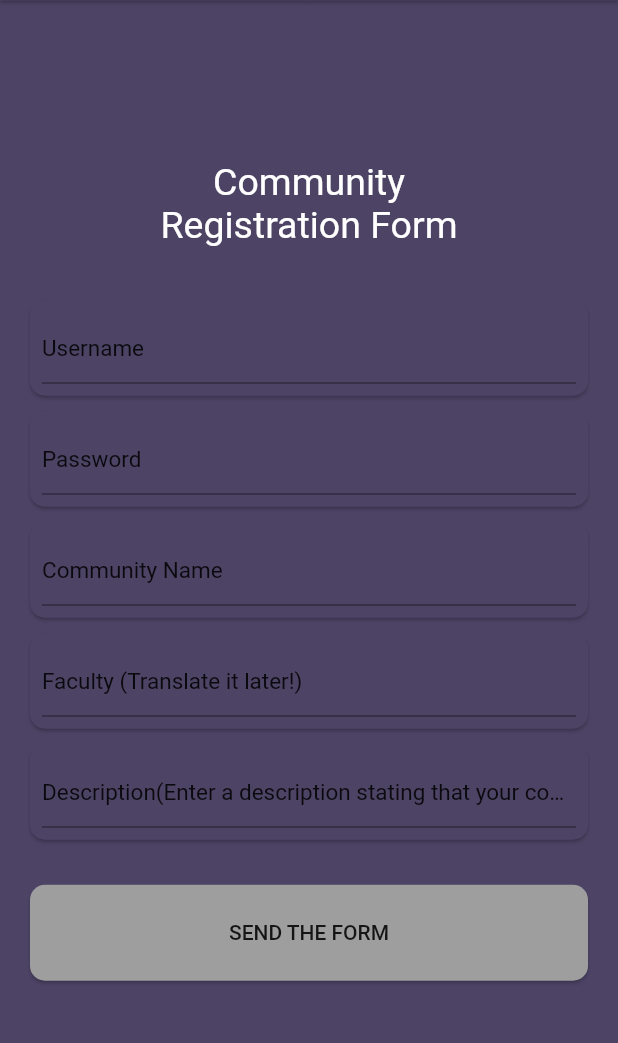
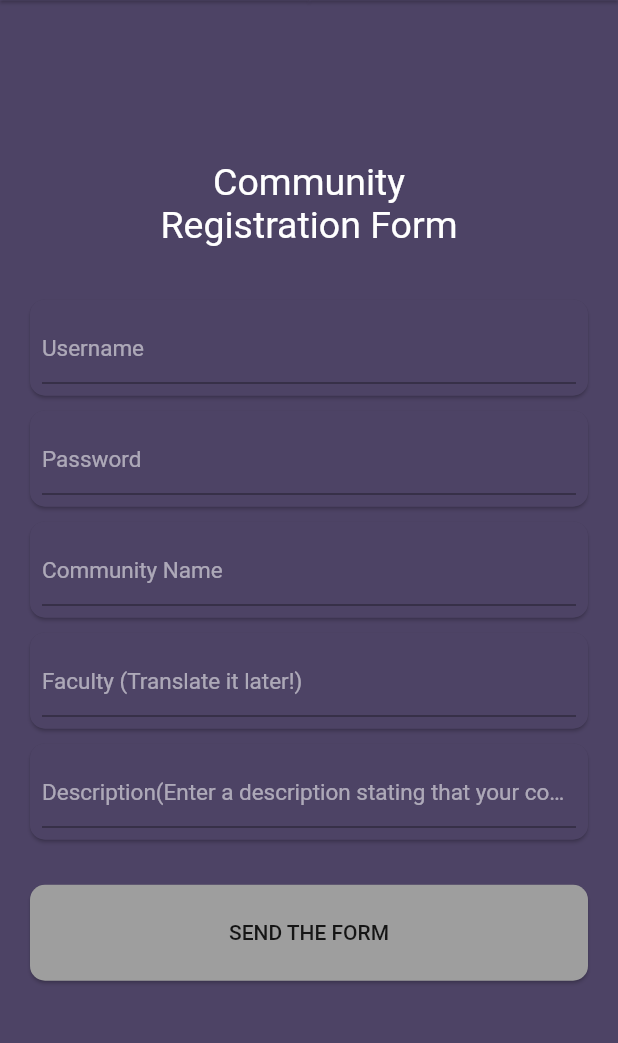
Before and after one commit to yusufaktog/Student_Societies_Platform, a Flutter app: the StudentRegistration screen opened by its route, after a tap on "Community", on a phone screen of 412 x 824 dp, the part 103-1146 px from its top. Run offline on Flutter 3.47's test engine with Material 2 defaults, Android fonts, the phone set to English and light mode, and no system bars; our stand-ins replace cloud_firestore, firebase_auth, firebase_core; missing offline and left inert: cloud_firestore_web, firebase_auth_web, firebase_core_web; accounts and stored records are empty; network calls fail.

Commit message:
community account was created in firebase

```diff
--- a/grad_project/lib/pages/community_registration_page.dart
+++ b/grad_project/lib/pages/community_registration_page.dart
@@ -1,10 +1,19 @@
+import 'dart:ui';
+
+import 'package:firebase_core/firebase_core.dart';
+import 'package:flutter/cupertino.dart';
 import 'package:flutter/material.dart';
+import 'package:flutter/rendering.dart';
 import 'package:grad_project/customized_builders/custom_builder.dart';
+import 'package:grad_project/pages/main_page.dart';
 import 'package:grad_project/pages/student_registration_page.dart';
+import 'package:grad_project/service/auth.dart';
 
 import '../constants.dart';
 
-void main() {
+Future<void> main() async {
+  WidgetsFlutterBinding.ensureInitialized();
+  await Firebase.initializeApp(options: firebaseConfig);
   runApp(
     MaterialApp(
       home: const CommunityRegistration(),
@@ -23,7 +32,15 @@ class CommunityRegistration extends StatefulWidget {
 }
 
 class _CommunityRegistrationState extends State<CommunityRegistration> {
+  final AuthService _authService = AuthService();
   String currentHeader = "community";
+
+  var _userName;
+  var _password;
+  var _communityName;
+  var _relatedFaculty;
+  var _description;
+  var _followerNumber;
 
   @override
   Widget build(BuildContext context) {
@@ -77,10 +94,13 @@ class _CommunityRegistrationState extends State<CommunityRegistration> {
                   allPadding: 8.0,
                   verticalMargin: 5.0,
                   horizontalMargin: 20.0,
-                  child: const CustomTextField(
+                  child: CustomTextField(
+                    onChanged: (value) {
+                      _userName = value;
+                    },
                     hintText: "Username",
                     fontSize: 15,
-                    textColor: Colors.black87,
+                    textColor: Colors.white54,
                   ),
                 ),
                 CustomCard(
@@ -89,10 +109,13 @@ class _CommunityRegistrationState extends State<CommunityRegistration> {
                   allPadding: 8.0,
                   verticalMargin: 5.0,
                   horizontalMargin: 20.0,
-                  child: const CustomTextField(
+                  child: CustomTextField(
+                    onChanged: (value) {
+                      _password = value;
+                    },
                     hintText: "Password",
                     fontSize: 15,
-                    textColor: Colors.black87,
+                    textColor: Colors.white54,
                   ),
                 ),
                 CustomCard(
@@ -101,10 +124,13 @@ class _CommunityRegistrationState extends State<CommunityRegistration> {
                   allPadding: 8.0,
                   verticalMargin: 5.0,
                   horizontalMargin: 20.0,
-                  child: const CustomTextField(
+                  child: CustomTextField(
+                    onChanged: (value) {
+                      _communityName = value;
+                    },
                     hintText: "Community Name",
                     fontSize: 15,
-                    textColor: Colors.black87,
+                    textColor: Colors.white54,
                   ),
                 ),
                 CustomCard(
@@ -113,10 +139,13 @@ class _CommunityRegistrationState extends State<CommunityRegistration> {
                   allPadding: 8.0,
                   verticalMargin: 5.0,
                   horizontalMargin: 20.0,
-                  child: const CustomTextField(
+                  child: CustomTextField(
+                    onChanged: (value) {
+                      _relatedFaculty = value;
+                    },
                     hintText: "Faculty (Translate it later!)",
                     fontSize: 15,
-                    textColor: Colors.black87,
+                    textColor: Colors.white54,
                   ),
                 ),
                 CustomCard(
@@ -125,11 +154,14 @@ class _CommunityRegistrationState extends State<CommunityRegistration> {
                   allPadding: 8.0,
                   verticalMargin: 5.0,
                   horizontalMargin: 20.0,
-                  child: const CustomTextField(
+                  child: CustomTextField(
+                    onChanged: (value) {
+                      _description = value;
+                    },
                     hintText: "Description(Enter a description stating"
                         " that your community has a permission",
                     fontSize: 15,
-                    textColor: Colors.black87,
+                    textColor: Colors.white54,
                   ),
                 ),
                 CustomCard(
@@ -139,7 +171,16 @@ class _CommunityRegistrationState extends State<CommunityRegistration> {
                     allPadding: 8.0,
                     child: CustomTextButton(
                       text: "SEND THE FORM",
-                      onPressed: () {},
+                      onPressed: () {
+                        var _email = _userName + "@ogr.cbu.edu.tr";
+                        _authService
+                            .createCommunity(_communityName, _password, _email,
+                                _relatedFaculty, _description)
+                            .then((value) => {
+                                  Navigator.pushNamed(
+                                      context, LoginPage.routeName)
+                                });
+                      },
                       textStyle: const TextStyle(color: Colors.black87),
                     ),
                     borderRadius: 10.0)
--- a/grad_project/lib/pages/main_page.dart
+++ b/grad_project/lib/pages/main_page.dart
@@ -8,7 +8,6 @@ import 'package:grad_project/customized_builders/custom_builder.dart';
 import 'package:grad_project/pages/authorized_user.dart';
 import 'package:grad_project/pages/student_registration_page.dart';
 import 'package:grad_project/service/auth.dart';
-import 'package:grad_project/validators/input_validator.dart';
 
 // fire base default options bak
 
@@ -173,7 +172,7 @@ class _LoginPageState extends State<LoginPage> {
                       allPadding: 5.0,
                       child: CustomTextButton(
                         onPressed: () {
-                          if (InputValidator.isValidStudentId(t1.text)) {
+                          if (!t1.text.contains(RegExp(r'[a-z]'))) {
                             print(t1.text + "@ogr.cbu.edu.tr");
                           } else {
                             print("hata");
--- a/grad_project/lib/pages/student_registration_page.dart
+++ b/grad_project/lib/pages/student_registration_page.dart
@@ -95,7 +95,7 @@ class _StudentRegistrationState extends State<StudentRegistration> {
                     },
                     hintText: "Student No",
                     fontSize: 15,
-                    textColor: Colors.black87,
+                    textColor: Colors.white54,
                   ),
                 ),
                 CustomCard(
@@ -110,7 +110,7 @@ class _StudentRegistrationState extends State<StudentRegistration> {
                     },
                     hintText: "Name Surname",
                     fontSize: 15,
-                    textColor: Colors.black87,
+                    textColor: Colors.white54,
                   ),
                 ),
                 CustomCard(
@@ -125,7 +125,7 @@ class _StudentRegistrationState extends State<StudentRegistration> {
                     },
                     hintText: "Password",
                     fontSize: 15,
-                    textColor: Colors.black87,
+                    textColor: Colors.white54,
                   ),
                 ),
                 CustomCard(
@@ -138,7 +138,7 @@ class _StudentRegistrationState extends State<StudentRegistration> {
                       onChanged: (value) {
                         _faculty = value;
                       },
-                      textColor: Colors.black87,
+                      textColor: Colors.white54,
                       hintText: "Department / Faculty",
                       fontSize: 15),
                 ),
--- a/grad_project/lib/validators/input_validator.dart
+++ b/grad_project/lib/validators/input_validator.dart
@@ -11,10 +11,10 @@ class InputValidator {
 
       flag = false;
     }
+
     try {
       int.parse(studentId);
     } catch (e) {
-      print("student id must not contain any other than integers");
       flag = false;
     }
 
```
Also changed, not shown: grad_project/lib/pages/authorized_user.dart (+5 -2 lines), grad_project/lib/service/auth.dart (+21 -0 lines).
